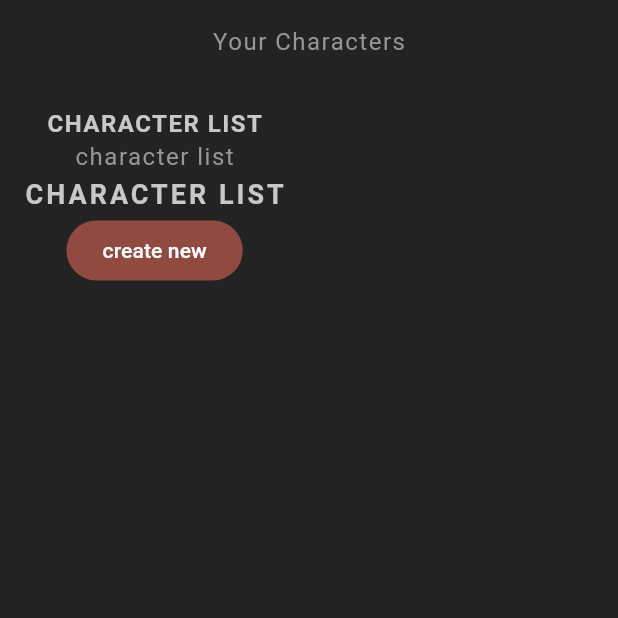
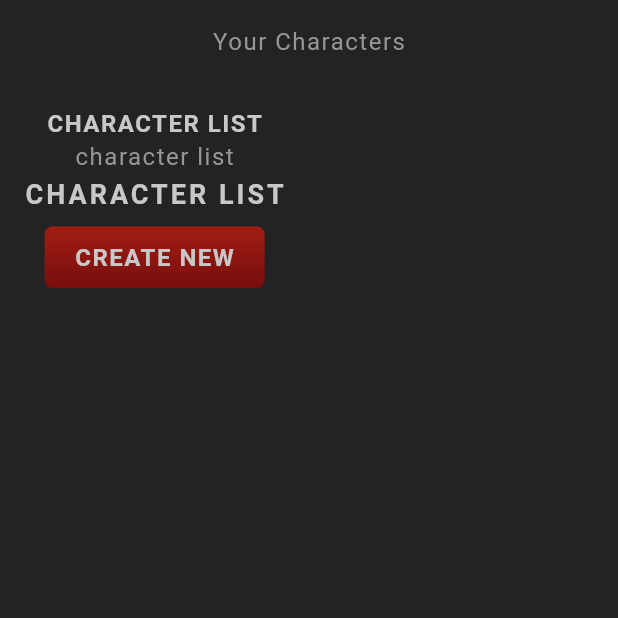
Before and after one commit to jamesthegreat2021/flutter-rpg, a Flutter app: the screen it shows after launch, on a phone screen of 412 x 824 dp, the top half of it. Run offline on Flutter 3.47's test engine with Material 3 defaults, Android fonts, the phone set to English and light mode, and no system bars; our stand-ins replace google_fonts; Roboto replaces fonts that are missing (Kanit).

Commit message:
added custom button with container styling

```diff
--- a/lib/screens/home/home.dart
+++ b/lib/screens/home/home.dart
@@ -1,5 +1,6 @@
 import 'package:flutter/material.dart';
 import 'package:flutter_rpg/shared/styled_text.dart';
+import 'package:flutter_rpg/styled_button.dart';
 
 
 class Home extends StatefulWidget {
@@ -25,9 +26,9 @@ class _HomeState extends State<Home> {
             StyledHeading('character list'),
             StyledText('character list'),
             StyledTitle('character list'),
-            FilledButton(
+            StyledButton(
               onPressed: () {},
-              child: Text('create new'),
+              child: StyledHeading('create new'),
               )
           ],
         ),
--- /dev/null
+++ b/lib/styled_button.dart
@@ -0,0 +1,36 @@
+import 'package:flutter/material.dart';
+import 'package:flutter_rpg/theme.dart';
+
+class StyledButton extends StatelessWidget {
+
+  const StyledButton(
+
+    {super.key,
+    required this.onPressed,
+    required this.child,
+    }
+
+    );
+
+    final Function() onPressed;
+    final Widget child;
+
+  @override
+  Widget build(BuildContext context) {
+    return TextButton(
+      onPressed: onPressed,
+      child: Container(
+        padding: EdgeInsets.symmetric(vertical: 10, horizontal: 20),
+        decoration: BoxDecoration(
+          gradient: LinearGradient(
+            colors: [AppColors.primaryColor, AppColors.primaryAccent],
+            begin: Alignment.topCenter,
+            end: Alignment.bottomCenter,
+          ),
+          borderRadius: BorderRadius.all(Radius.circular(5)),
+        ),
+        child: child,
+      ),
+    );
+  }
+}
```
